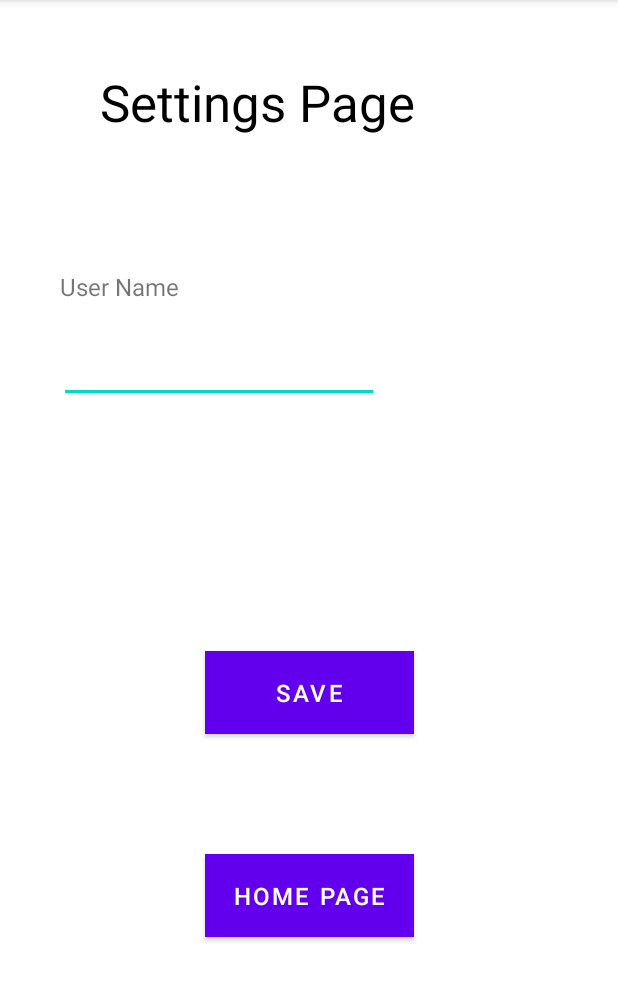
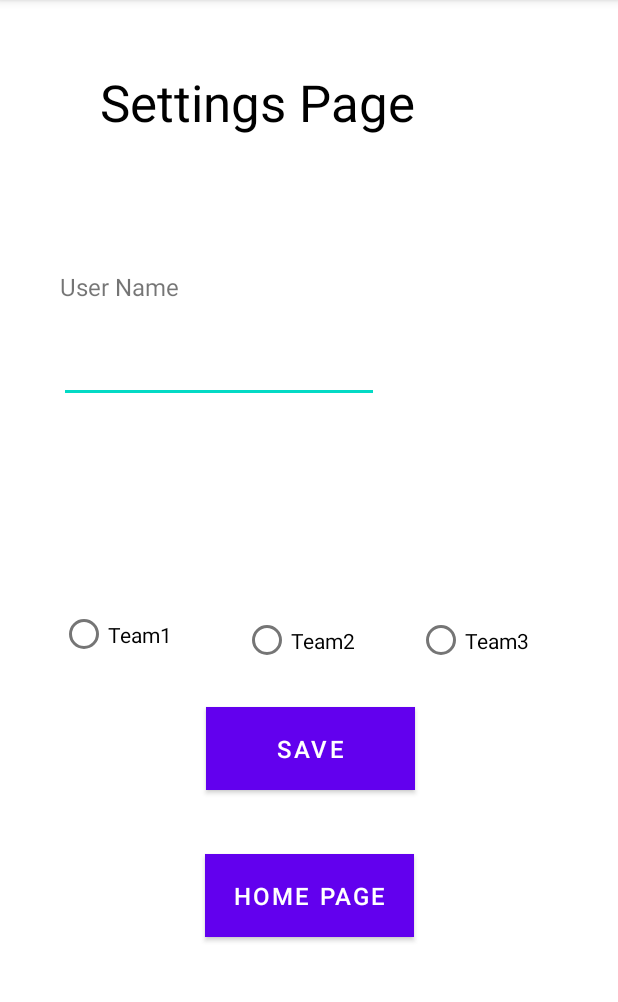
Before and after one commit to haneenbader/taskmaster, an Android app: the SettingsPage screen opened directly, with no data from a screen before it, after a tap on "SAVE", on a phone screen of 412 x 824 dp, the part 84-1086 px from its top. Run offline under Robolectric (Android 15) with nearby library versions, the phone set to English and light mode, and no system bars.

Commit message:
edit lab33

```diff
--- a/TaskMaster/app/src/main/java/com/example/taskmaster/PushListenerService.java
+++ b/TaskMaster/app/src/main/java/com/example/taskmaster/PushListenerService.java
@@ -2,6 +2,7 @@ package com.example.taskmaster;
 
 import android.app.Service;
 import android.content.Intent;
+import android.util.Log;
 
 import androidx.annotation.NonNull;
 import androidx.localbroadcastmanager.content.LocalBroadcastManager;
@@ -25,6 +26,8 @@ public class PushListenerService extends FirebaseMessagingService {
     @Override
     public  void onMessageReceived(@NonNull @NotNull RemoteMessage remoteMessage){
         super.onMessageReceived(remoteMessage);
+        Log.i("message recived","this is a test");
+//        to recive a meessage as notification on emulator
         final NotificationClient notificationClient = MainActivity.getPinpointManager(getApplicationContext()).getNotificationClient();
         final NotificationDetails notificationDetails = NotificationDetails.builder().from(remoteMessage.getFrom()).mapData(remoteMessage.getData()).intentAction(NotificationClient.FCM_INTENT_ACTION).build();
 
@@ -50,6 +53,7 @@ public class PushListenerService extends FirebaseMessagingService {
         }
 
     }
+
     private void broadcast(final String from, final HashMap<String, String> dataMap) {
         Intent intent = new Intent("push-notification");
         intent.putExtra("from", from);
--- a/TaskMaster/app/src/main/java/com/example/taskmaster/SettingsPage.java
+++ b/TaskMaster/app/src/main/java/com/example/taskmaster/SettingsPage.java
@@ -9,6 +9,7 @@ import android.preference.PreferenceManager;
 import android.view.View;
 import android.widget.Button;
 import android.widget.EditText;
+import android.widget.RadioButton;
 
 public class SettingsPage extends AppCompatActivity {
 
@@ -41,6 +42,18 @@ public class SettingsPage extends AppCompatActivity {
                 EditText editTextUserName = findViewById(R.id.edittextusername);
                 String userName = editTextUserName.getText().toString();
 
+                RadioButton team1 = findViewById(R.id.team1RadioButton);
+                RadioButton team2     = findViewById(R.id.team2RadioButton);
+                RadioButton team3      = findViewById(R.id.team3RadioButton);
+
+                if (team1.isChecked()){
+                    sharedPreferencesEditor.putString("team", team1.getText().toString());
+                }else if(team2.isChecked()){
+                    sharedPreferencesEditor.putString("team", team2.getText().toString());
+                }else if(team3.isChecked()){
+                    sharedPreferencesEditor.putString("team", team3.getText().toString());
+                }
+
                 sharedPreferencesEditor.putString("userName", userName);
                 sharedPreferencesEditor.apply();
             }
--- a/TaskMaster/app/src/main/res/layout/activity_settings_page.xml
+++ b/TaskMaster/app/src/main/res/layout/activity_settings_page.xml
@@ -49,9 +49,10 @@
         android:textSize="16sp"
         app:layout_constraintBottom_toBottomOf="parent"
         app:layout_constraintEnd_toEndOf="parent"
+        app:layout_constraintHorizontal_bias="0.503"
         app:layout_constraintStart_toStartOf="parent"
         app:layout_constraintTop_toBottomOf="@+id/textViewusername"
-        app:layout_constraintVertical_bias="0.312" />
+        app:layout_constraintVertical_bias="0.404" />
 
     <TextView
         android:id="@+id/textView"
@@ -79,4 +80,34 @@
         app:layout_constraintTop_toBottomOf="@+id/textView"
         app:layout_constraintVertical_bias="0.035" />
 
+    <RadioButton
+        android:id="@+id/team1RadioButton"
+        android:layout_width="90dp"
+        android:layout_height="50dp"
+        android:layout_marginStart="40dp"
+        android:layout_marginBottom="320dp"
+        android:text="Team1"
+        app:layout_constraintBottom_toBottomOf="parent"
+        app:layout_constraintStart_toStartOf="parent" />
+
+    <RadioButton
+        android:id="@+id/team2RadioButton"
+        android:layout_width="90dp"
+        android:layout_height="50dp"
+        android:layout_marginEnd="160dp"
+        android:layout_marginBottom="316dp"
+        android:text="Team2"
+        app:layout_constraintBottom_toBottomOf="parent"
+        app:layout_constraintEnd_toEndOf="parent" />
+
+    <RadioButton
+        android:id="@+id/team3RadioButton"
+        android:layout_width="90dp"
+        android:layout_height="50dp"
+        android:layout_marginEnd="44dp"
+        android:layout_marginBottom="316dp"
+        android:text="Team3"
+        app:layout_constraintBottom_toBottomOf="parent"
+        app:layout_constraintEnd_toEndOf="parent" />
+
 </androidx.constraintlayout.widget.ConstraintLayout>
```
Also changed, not shown: TaskMaster/app/src/main/java/com/example/taskmaster/AddTask.java (+58 -2 lines), TaskMaster/app/src/main/java/com/example/taskmaster/MainActivity.java (+8 -0 lines), TaskMaster/app/src/main/res/layout/activity_main.xml (+11 -1 lines), 1 other file.
